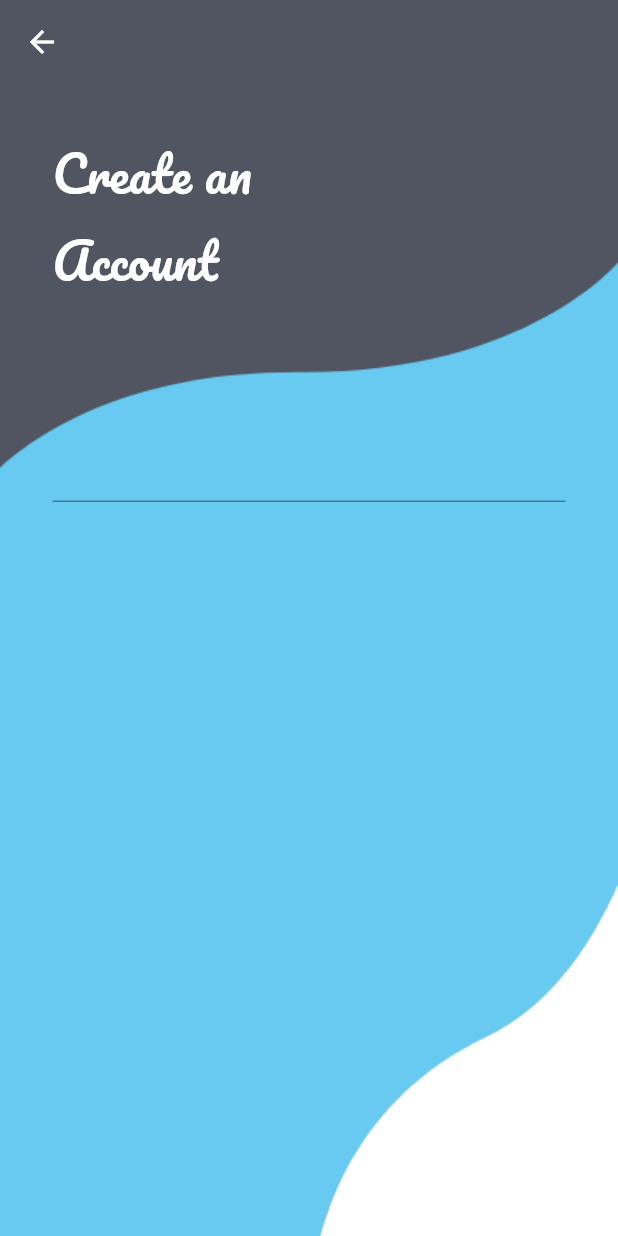
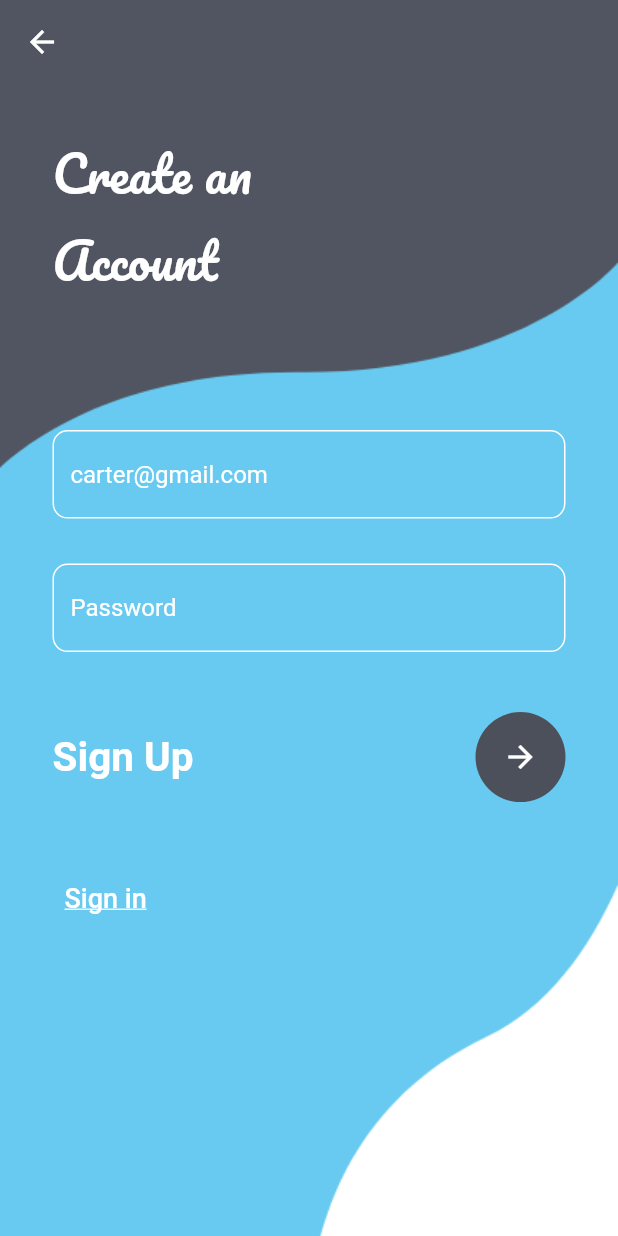
Before and after one commit to Thembek/Flutter-application, a Flutter app: the Signup screen opened directly, on a phone screen of 412 x 824 dp. Run offline on Flutter 3.47's test engine with Material 2 defaults, Android fonts, the phone set to English and light mode, and no system bars; our stand-ins replace flutter_svg, google_fonts, shared_preferences; accounts and stored records are empty; Roboto replaces fonts that are missing (Acme).

Commit message:
sign up update commi

```diff
--- a/lib/pages/signup.dart
+++ b/lib/pages/signup.dart
@@ -62,9 +62,84 @@ class _SignupState extends State<Signup> {
                             style: TextStyle(color: Colors.white),
                             decoration: InputDecoration(
                               enabledBorder: OutlineInputBorder(
-                                border
+                                borderRadius: BorderRadius.circular(10),
+                                borderSide: BorderSide(color: Colors.white,),
+                              ),
+                              focusedBorder: OutlineInputBorder(
+                                borderRadius: BorderRadius.circular(10),
+                                borderSide: BorderSide(color: Colors.black),
+                              ),
+                              hintText: 'carter@gmail.com',
+                              hintStyle: TextStyle(color: Colors.white),
+                              border: OutlineInputBorder(
+                                borderRadius: BorderRadius.circular(10),
                               ),
                             ),
+                          ),
+                          SizedBox(height: 30,),
+                          TextField(
+                            style: TextStyle(color: Colors.white),
+                            obscureText: true,
+                            decoration: InputDecoration(
+                              enabledBorder: OutlineInputBorder(
+                                borderRadius: BorderRadius.circular(10),
+                                borderSide: BorderSide(color: Colors.white),
+                              ),
+                              focusedBorder: OutlineInputBorder(
+                                borderRadius: BorderRadius.circular(10),
+                                borderSide: BorderSide(color: Colors.black),
+                              ),
+                              hintText: 'Password',
+                              hintStyle: TextStyle(color: Colors.white),
+                              border: OutlineInputBorder(
+                                borderRadius: BorderRadius.circular(10),
+                              ),
+                            ),
+                          ),
+                          SizedBox(height: 40,),
+                          Row(
+                            mainAxisAlignment: MainAxisAlignment.spaceBetween,
+                            children: [
+                              Text(
+                                'Sign Up',
+                                style: GoogleFonts.acme(
+                                  fontWeight: FontWeight.w700,
+                                  fontSize: 27,
+                                  color: Colors.white,
+                                ),
+                              ),
+                              CircleAvatar(
+                                radius: 30,
+                                backgroundColor: Color(0xff4c505b),
+                                child: IconButton(
+                                  color: Colors.white,
+                                  onPressed: () {},
+                                  icon: Icon(
+                                    Icons.arrow_forward,
+                                  ),
+                                ),
+                              ),
+                            ],
+                          ),
+                          SizedBox(height: 40,),
+                          Row(
+                            mainAxisAlignment: MainAxisAlignment.spaceBetween,
+                            children: [
+                              TextButton(
+                                onPressed: () {
+                                  Navigator.push(context, new MaterialPageRoute(builder: (context) => Signin()));
+                                },
+                                child: Text(
+                                  'Sign in',
+                                  textAlign: TextAlign.left,
+                                  style: TextStyle(
+                                    decoration: TextDecoration.underline,
+                                    color: Colors.white,
+                                    fontSize: 18,
+                                  ),
+                                ),
+                              ),
+                            ],
                           ),
                         ],
                       ),
```
